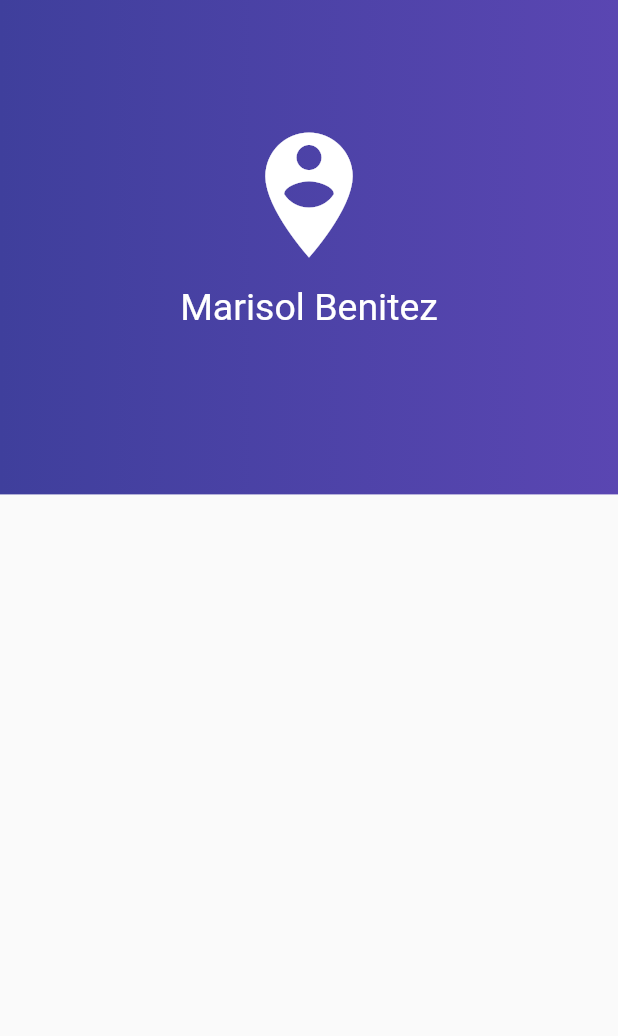
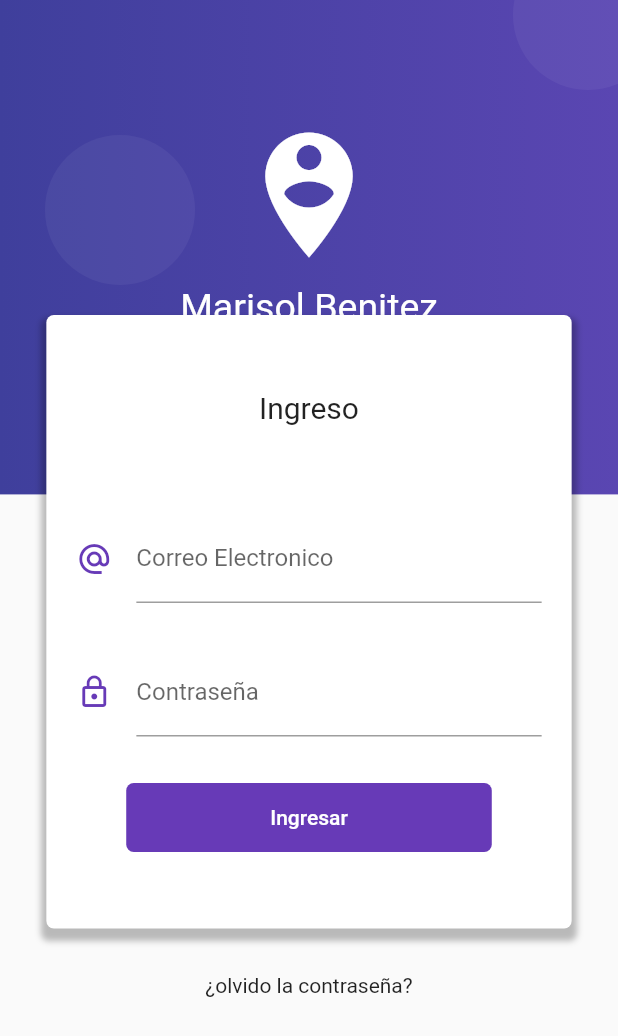
Before and after one commit to MaryBenitez/AppProduct, a Flutter app: the screen it shows after launch, on a phone screen of 412 x 824 dp. Shown: the top 1036 px of the screen. Run offline on Flutter 3.47's test engine with Material 2 defaults, Android fonts, the phone set to English and light mode, and no system bars.

Commit message:
Diseño de la caja del login y los campos

```diff
--- a/lib/src/login_pages.dart
+++ b/lib/src/login_pages.dart
@@ -7,6 +7,7 @@ class LoginPage extends StatelessWidget {
         body: Stack(
       children: <Widget>[
         _crearFondo(context),
+        _loginForm(context),
       ],
     ));
   }
@@ -26,23 +27,21 @@ class LoginPage extends StatelessWidget {
     );
 
     final circulo = Container(
-      width: 100.0,
-      height: 100.0,
-      decoration: BoxDecoration(
-        BorderRadius.circular(100.0),
-        color: Color.fromRGBO(255, 255, 255, 0.05),
-      )
-    );
+        width: 100.0,
+        height: 100.0,
+        decoration: BoxDecoration(
+          borderRadius: BorderRadius.circular(100.0),
+          color: Color.fromRGBO(255, 255, 255, 0.05),
+        ));
 
     return Stack(
       children: <Widget>[
         fondoMorado,
-        Positioned( top: 90.0, left: 30.0, child: circulo),
-        Positioned( top: -40.0, right: -30.0, child: circulo),
-        Positioned( bottom: 90.0, right: 30.0, child: circulo),
-        Positioned( bottom: 120.0, left: 20.0, child: circulo),
-        Positioned( bottom: -50.0, left: -20.0, child: circulo),
-
+        Positioned(top: 90.0, left: 30.0, child: circulo),
+        Positioned(top: -40.0, right: -30.0, child: circulo),
+        Positioned(bottom: 90.0, right: 30.0, child: circulo),
+        Positioned(bottom: 120.0, left: 20.0, child: circulo),
+        Positioned(bottom: -50.0, left: -20.0, child: circulo),
         Container(
           padding: EdgeInsets.only(top: 80.0),
           child: Column(
@@ -58,16 +57,98 @@ class LoginPage extends StatelessWidget {
               ),
               Text(
                 'Marisol Benitez',
-                style: TextStyle(
-                  color: Colors.white,
-                  fontSize: 25.0
-                ),
+                style: TextStyle(color: Colors.white, fontSize: 25.0),
               ),
             ],
           ),
         ),
-
       ],
     );
   }
+
+  Widget _loginForm(BuildContext context) {
+    final size = MediaQuery.of(context).size;
+
+    return SingleChildScrollView(
+      child: Column(
+        children: <Widget>[
+          SafeArea(
+            child: Container(
+              height: 180.0,
+            ),
+          ),
+          Container(
+            width: size.width * 0.85,
+            margin: EdgeInsets.symmetric(vertical: 30.0),
+            padding: EdgeInsets.symmetric(vertical: 50.0),
+            decoration: BoxDecoration(
+                color: Colors.white,
+                borderRadius: BorderRadius.circular(5.0),
+                boxShadow: <BoxShadow>[
+                  BoxShadow(
+                      color: Colors.black26,
+                      blurRadius: 3.0,
+                      offset: Offset(0.0, 5.0),
+                      spreadRadius: 3.0)
+                ]),
+            child: Column(
+              children: <Widget>[
+                Text('Ingreso', style: TextStyle(fontSize: 20.0)),
+                SizedBox(height: 60.0),
+                _crearEmail(),
+                SizedBox(height: 30.0),
+                _crearPassword(),
+                SizedBox(height: 30.0),
+                _crearBoton(),
+              ],
+            ),
+          ),
+          Text('¿olvido la contraseña?'),
+          SizedBox(height: 100.0)
+        ],
+      ),
+    );
+  }
+
+  Widget _crearEmail() {
+    return Container(
+      padding: EdgeInsets.symmetric(horizontal: 20.0),
+      child: TextField(
+        keyboardType: TextInputType.emailAddress,
+        decoration: InputDecoration(
+            icon: Icon(Icons.alternate_email, color: Colors.deepPurple),
+            hintText: 'ejemplo@correo.com',
+            labelText: 'Correo Electronico'),
+      ),
+    );
+  }
+
+  Widget _crearPassword() {
+    return Container(
+      padding: EdgeInsets.symmetric(horizontal: 20.0),
+      child: TextField(
+        obscureText: true,
+        keyboardType: TextInputType.emailAddress,
+        decoration: InputDecoration(
+            icon: Icon(Icons.lock_outline, color: Colors.deepPurple),
+            labelText: 'Contraseña'),
+      ),
+    );
+  }
+
+  Widget _crearBoton() {
+    return RaisedButton(
+      onPressed:(){},
+      child: Container(
+        padding: EdgeInsets.symmetric(horizontal: 80.0, vertical: 15.0),
+        child: Text('Ingresar'),
+      ),
+      shape: RoundedRectangleBorder(
+        borderRadius: BorderRadius.circular(5.0),
+      ),
+      elevation: 0.0,
+      color: Colors.deepPurple,
+      textColor: Colors.white,
+    );
+  }
 }
```
